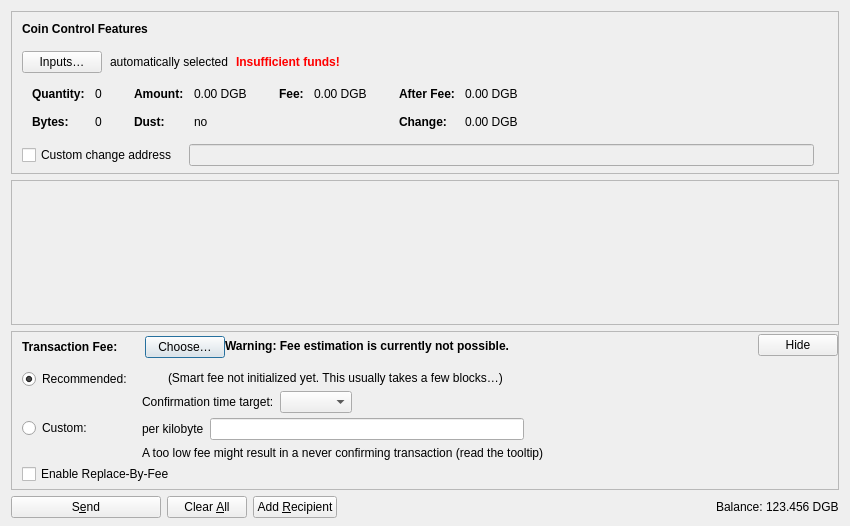
Old version of the form src/qt/forms/sendcoinsdialog.ui in the repository digibyte/digibyte.
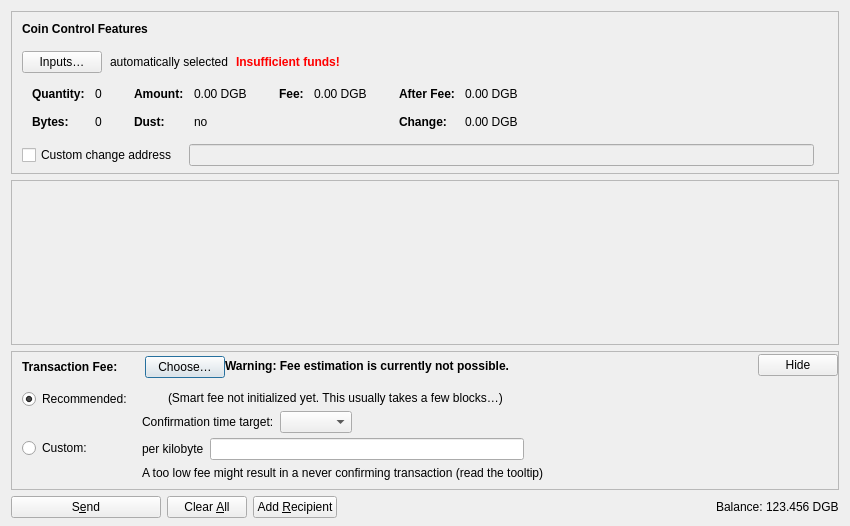
New version of the form. Icons and pictures are not drawn. Custom widgets are drawn as their Qt base class.

The edit to the form file:
```diff
--- a/src/qt/forms/sendcoinsdialog.ui
+++ b/src/qt/forms/sendcoinsdialog.ui
@@ -1072,16 +1072,6 @@
              </item>
             </layout>
            </item>
-           <item>
-            <widget class="QCheckBox" name="optInRBF">
-             <property name="text">
-              <string>Enable Replace-By-Fee</string>
-             </property>
-             <property name="toolTip">
-              <string>With Replace-By-Fee (BIP-125) you can increase a transaction's fee after it is sent. Without this, a higher fee may be recommended to compensate for increased transaction delay risk.</string>
-             </property>
-            </widget>
-           </item>
           </layout>
          </widget>
         </item>
```
